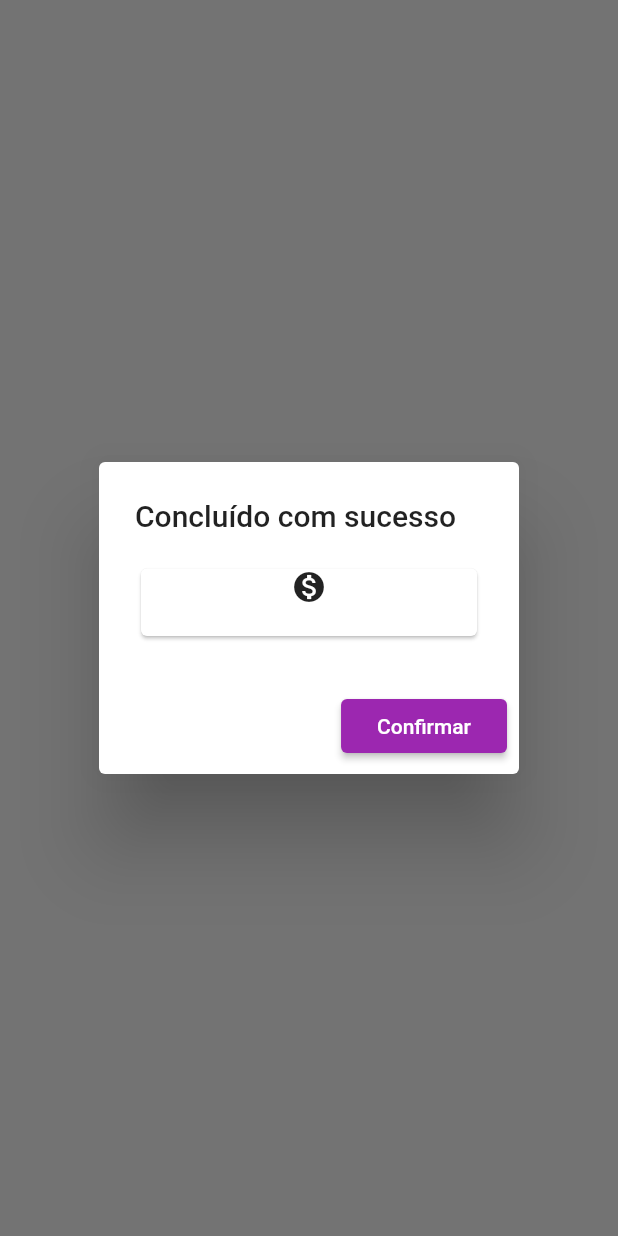
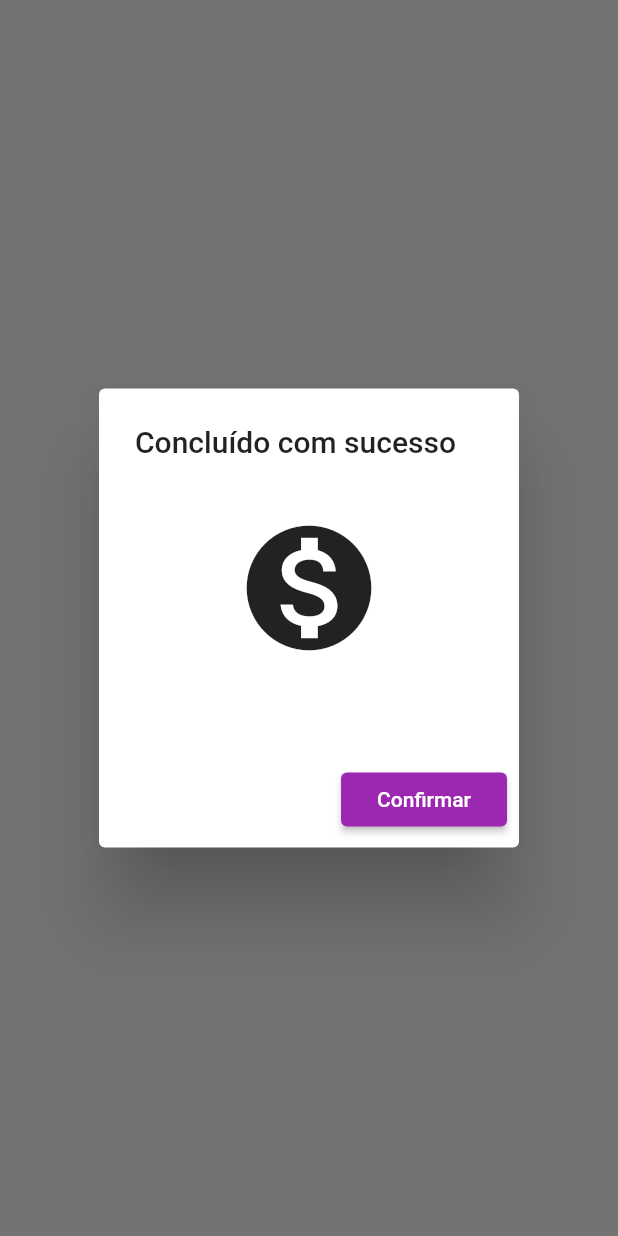
Before and after one commit to JordanElizeu/ControleDeFinancasFlutter, a Flutter app: what alertDialogViewSuccess() shows on an empty page, opened directly with empty values, on a phone screen of 412 x 824 dp. Run offline on Flutter 3.47's test engine with Material 2 defaults, Android fonts, the phone set to English and light mode, and no system bars; our stand-ins replace animated_text_kit, firebase_auth, firebase_core, firebase_database, flutter_login, flutter_multi_formatter and 3 more; accounts and stored records are empty.

Commit message:
Correção de bugs

```diff
--- a/lib/controller/deposit_controller.dart
+++ b/lib/controller/deposit_controller.dart
@@ -1,4 +1,4 @@
-import 'package:app_financeiro/controller/initial_controller.dart';
+import 'package:app_financeiro/controller/home_controller.dart';
 import 'package:app_financeiro/data/model/model_transaction/model_transaction.dart';
 import 'package:app_financeiro/data/repository/firebase/repository_deposit.dart';
 import 'package:app_financeiro/router/app_routes.dart';
@@ -32,9 +32,9 @@ class DepositMoneyController extends GetxController with DisposableWidget{
               double.parse(_formatValueMoney()),
               isDeposit: true));
       if (success) {
-        double valueAvailable = double.parse(InitialController.moneyValue);
+        double valueAvailable = double.parse(HomeController.moneyValue);
         double newValue = double.parse(_formatValueMoney());
-        InitialController.moneyValue = (valueAvailable + newValue).toString();
+        HomeController.moneyValue = (valueAvailable + newValue).toString();
         Controller()
             .finishAndPageTransition(route: Routes.HOME, context: context);
       }
--- a/lib/controller/withdraw_controller.dart
+++ b/lib/controller/withdraw_controller.dart
@@ -4,7 +4,7 @@ import 'package:app_financeiro/router/app_routes.dart';
 import 'package:flutter/cupertino.dart';
 import 'package:get/get.dart';
 import 'controller.dart';
-import 'initial_controller.dart';
+import 'home_controller.dart';
 
 class WithdrawMoneyController extends GetxController with DisposableWidget {
   final TextEditingController textEditingControllerWithdrawMoney =
@@ -34,9 +34,9 @@ class WithdrawMoneyController extends GetxController with DisposableWidget {
               moneyWithdraw,
               isDeposit: false));
       if (success) {
-        double valueAvailable = double.parse(InitialController.moneyValue);
+        double valueAvailable = double.parse(HomeController.moneyValue);
         double newValue = double.parse(_formatMoneyValueInField());
-        InitialController.moneyValue = (valueAvailable - newValue).toString();
+        HomeController.moneyValue = (valueAvailable - newValue).toString();
         Controller()
             .finishAndPageTransition(route: Routes.HOME, context: context);
       }
--- a/lib/main.dart
+++ b/lib/main.dart
@@ -16,7 +16,7 @@ class MyApp extends StatelessWidget {
       theme: ThemeData(
         primarySwatch: Colors.purple,
       ),
-      initialRoute: Routes.HOME,
+      initialRoute: Routes.INITIAL,
       routes: AppPagesView.routes,
     );
   }
--- a/lib/router/app_pages.dart
+++ b/lib/router/app_pages.dart
@@ -1,6 +1,7 @@
 import 'package:app_financeiro/ui/annotations/annotations.dart';
 import 'package:app_financeiro/ui/deposit_money/deposit_money.dart';
 import 'package:app_financeiro/ui/home/home_page.dart';
+import 'package:app_financeiro/ui/initial/view_initial.dart';
 import 'package:app_financeiro/ui/login/login_initial.dart';
 import 'package:app_financeiro/ui/login/widgets/widget_login.dart';
 import 'package:app_financeiro/ui/transactions/transactions.dart';
@@ -16,5 +17,6 @@ class AppPagesView{
     Routes.ANNOTATIONS: (_) => Annotations(),
     Routes.TRANSACTIONS: (_) => Transactions(),
     Routes.LOGIN: (_) => WidgetLogin(),
+    Routes.INITIAL: (_) => ViewInitial(),
   };
 }
--- a/lib/router/app_routes.dart
+++ b/lib/router/app_routes.dart
@@ -1,5 +1,6 @@
 abstract class Routes{
-  static const LOGIN_INITIAL = '/';
+  static const INITIAL = '/';
+  static const LOGIN_INITIAL = '/login_initial';
   static const HOME = '/home';
   static const INCREMENT_MONEY = '/add_money';
   static const DECREMENT_MONEY = '/remove_money';
--- a/lib/ui/transactions/transactions.dart
+++ b/lib/ui/transactions/transactions.dart
@@ -1,5 +1,5 @@
 import 'package:app_financeiro/controller/controller.dart';
-import 'package:app_financeiro/controller/initial_controller.dart';
+import 'package:app_financeiro/controller/home_controller.dart';
 import 'package:app_financeiro/controller/transaction_controller.dart';
 import 'package:app_financeiro/router/app_routes.dart';
 import 'package:app_financeiro/ui/widgets/widget_appbar.dart';
@@ -111,7 +111,7 @@ class Transactions extends StatelessWidget {
                     subtitle: Padding(
                       padding: const EdgeInsets.only(top: 10.0),
                       child: Text(
-                        '${InitialController().formatMoney(snapshot.data!['${index}a']['money'])}',
+                        '${HomeController().formatMoney(snapshot.data!['${index}a']['money'])}',
                         style: TextStyle(
                             fontWeight: FontWeight.w700,
                             color: snapshot.data!['${index}a']['is_deposit']
--- a/lib/ui/widgets/widget_failure.dart
+++ b/lib/ui/widgets/widget_failure.dart
@@ -16,8 +16,7 @@ class ViewFailure extends StatelessWidget {
   Widget build(BuildContext context) {
     return AlertDialog(
       title: Text(titleError),
-      content: Card(
-        child: Column(
+      content: Column(
         mainAxisSize: MainAxisSize.min,
         mainAxisAlignment: MainAxisAlignment.center,
         crossAxisAlignment: CrossAxisAlignment.center,
@@ -35,7 +34,6 @@ class ViewFailure extends StatelessWidget {
             ),
           ),
         ],
-        ),
       ),
       actions: <Widget>[
         ElevatedButton(
--- a/lib/ui/widgets/widget_progress.dart
+++ b/lib/ui/widgets/widget_progress.dart
@@ -2,7 +2,8 @@ import 'package:flutter/cupertino.dart';
 import 'package:flutter/material.dart';
 
 class WidgetProgress extends StatelessWidget {
-  const WidgetProgress({Key? key}) : super(key: key);
+  const WidgetProgress({Key? key, this.colors}) : super(key: key);
+  final Color? colors;
 
   @override
   Widget build(BuildContext context) {
@@ -10,7 +11,7 @@ class WidgetProgress extends StatelessWidget {
       child: Padding(
         padding: const EdgeInsets.all(40.0),
         child: CircularProgressIndicator(
-          color: Colors.purple,
+          color: colors ?? Colors.purple,
         ),
       ),
     );
--- a/lib/ui/widgets/widget_success.dart
+++ b/lib/ui/widgets/widget_success.dart
@@ -13,19 +13,22 @@ class ViewSuccess extends StatelessWidget {
   Widget build(BuildContext context) {
     return AlertDialog(
       title: Text(_titleSuccess),
-      content: Card(
-        child: Column(
+      content: Column(
         mainAxisSize: MainAxisSize.min,
         mainAxisAlignment: MainAxisAlignment.center,
         crossAxisAlignment: CrossAxisAlignment.center,
         children: [
-            Icon(Icons.monetization_on),
+          Padding(
+            padding: const EdgeInsets.all(16.0),
+            child: Icon(
+              Icons.monetization_on,
+              size: 100,
+            ),
+          ),
           Text(
             textSuccess,
-              style: TextStyle(fontSize: 18.0),
           ),
         ],
-        ),
       ),
       actions: <Widget>[
         ElevatedButton(
@@ -41,17 +44,17 @@ class ViewSuccess extends StatelessWidget {
 
 class SuccessDialog extends StatelessWidget {
   final Function() functionButton;
-  final String titleError;
+  final String titleSuccess;
   SuccessDialog({
     required this.functionButton,
-    required this.titleError,
+    required this.titleSuccess,
   });
 
   @override
   Widget build(BuildContext context) {
     return ViewSuccess(
       functionButton: functionButton,
-      textSuccess: titleError,
+      textSuccess: titleSuccess,
     );
   }
 }
@@ -59,13 +62,13 @@ class SuccessDialog extends StatelessWidget {
 alertDialogViewSuccess(
     {required BuildContext context,
     required Function() function,
-    required String titleError}) async {
+    required String titleSuccess}) async {
   await showDialog(
     context: context,
     builder: (contextDialog) {
       return SuccessDialog(
         functionButton: function,
-        titleError: titleError,
+        titleSuccess: titleSuccess,
       );
     },
   );
```
Also changed, not shown: lib/controller/home_controller.dart (added, +67 -0 lines), lib/controller/initial_controller.dart (+13 -61 lines), lib/controller/login_controller.dart (+12 -6 lines), lib/data/model/model_login/model_createuser.dart (+4 -3 lines), lib/data/model/model_login/model_login.dart (+5 -3 lines), lib/ui/home/home_page.dart (+15 -12 lines), lib/ui/initial/view_initial.dart (added, +44 -0 lines), lib/ui/login/widgets/widget_login.dart (+6 -2 lines), lib/ui/widgets/widget_logout.dart (added, +63 -0 lines), 1 other file. Lines whose indentation alone changed are shown as unchanged.
